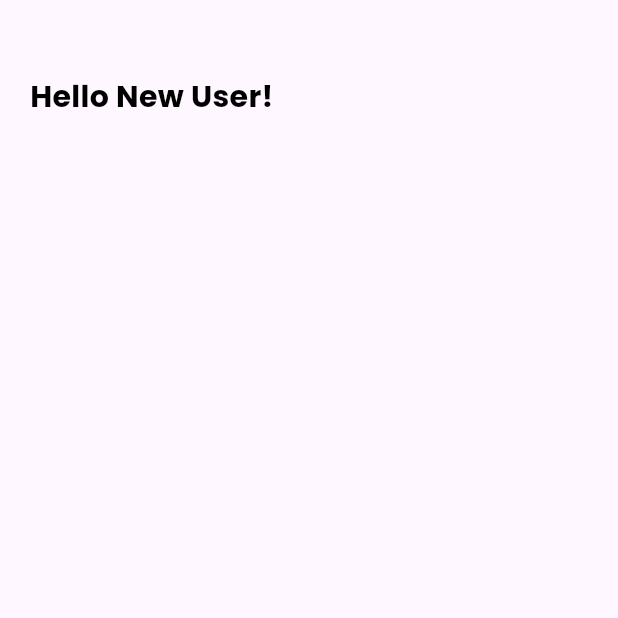
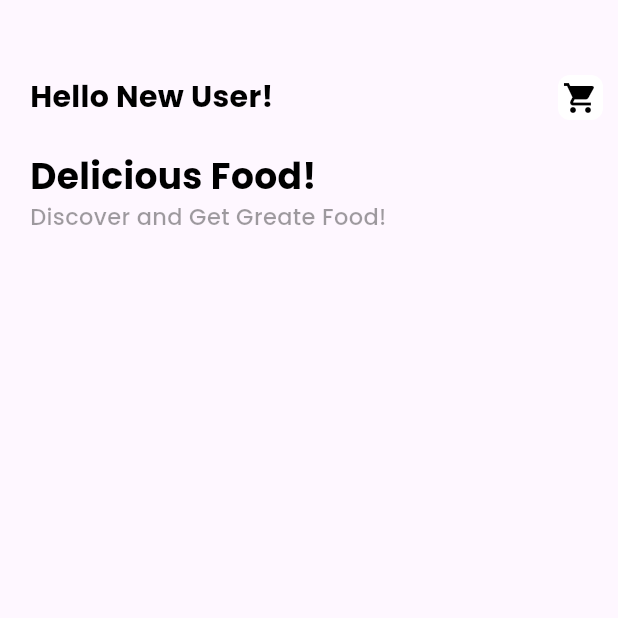
Before and after one commit to thesakshidiggikar/FoodHub, a Flutter app: the screen it shows after launch, on a phone screen of 412 x 824 dp, the top half of it. Run offline on Flutter 3.47's test engine with Material 3 defaults, Android fonts, the phone set to English and light mode, and no system bars.

Commit message:
Different fonts

```diff
--- a/lib/pages/home.dart
+++ b/lib/pages/home.dart
@@ -15,15 +15,29 @@ class _HomeState extends State<Home> {
       body: Container(
           margin: EdgeInsets.only(top: 50.0, left: 20.0, right: 10.0),
           child: Column(
+            crossAxisAlignment: CrossAxisAlignment.start,
             children: [
               Row(
+                mainAxisAlignment: MainAxisAlignment.spaceBetween,
                 children: [
-                  Text(
-                    "Hello New User!",
-                    style:AppWidget.boldTextFeildStyle()
-                  ),
+                  Text("Hello New User!",
+                      style: AppWidget.boldTextFeildStyle()),
+                  Container(
+                    padding: EdgeInsets.all(3),
+                    decoration: BoxDecoration(
+                        color: Colors.white,
+                        borderRadius: BorderRadius.circular(8)),
+                    child: Icon(Icons.shopping_cart, color: Colors.black),
+                  )
                 ],
-              )
+              ),
+              SizedBox(height: 20.0,),
+              Text(
+                "Delicious Food!",
+                style: AppWidget.HeadlineboldTextFeildStyle()
+                ),
+                Text("Discover and Get Greate Food!",
+                  style: AppWidget.lightboldTextFeildStyle()),
             ],
           )),
     );
--- a/lib/widgets/_widget_support.dart
+++ b/lib/widgets/_widget_support.dart
@@ -1,10 +1,7 @@
-
-
 import 'package:flutter/material.dart';
 import 'package:flutter/widgets.dart';
 
 class AppWidget {
-
   static TextStyle boldTextFeildStyle() {
     return TextStyle(
         color: Colors.black,
@@ -12,4 +9,19 @@ class AppWidget {
         fontWeight: FontWeight.bold,
         fontFamily: 'Poppins');
   }
+
+  static TextStyle HeadlineboldTextFeildStyle() {
+    return TextStyle(
+        color: Colors.black,
+        fontSize: 24.0,
+        fontWeight: FontWeight.bold,
+        fontFamily: 'Poppins');
+  }
+  static TextStyle lightboldTextFeildStyle() {
+    return TextStyle(
+        color: Colors.black38,
+        fontSize: 15.0,
+        fontWeight: FontWeight.w500,
+        fontFamily: 'Poppins');
+  }
 }
```
